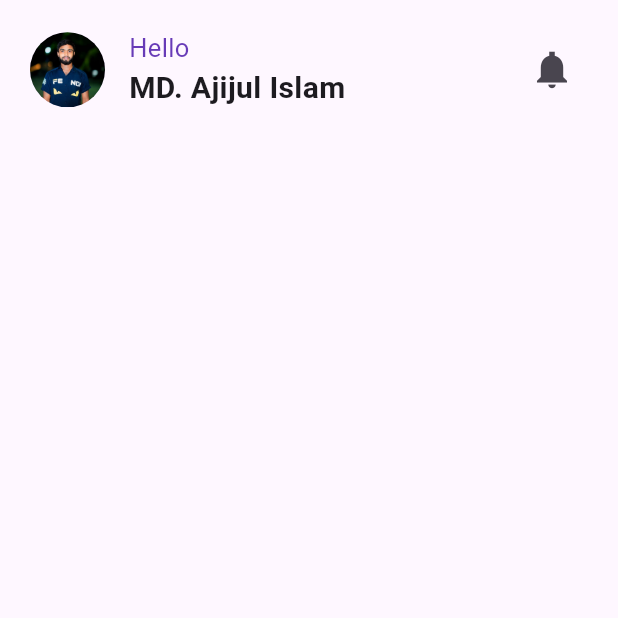
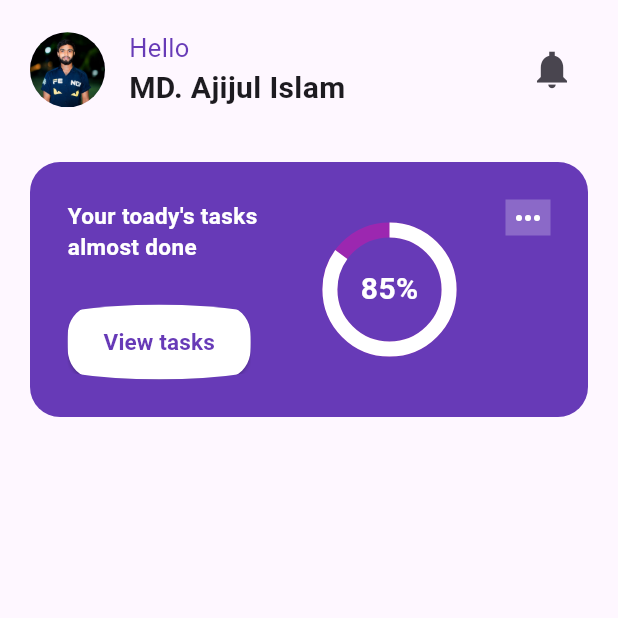
Before and after one commit to dev-ajijul-islam/flutter_todo_app, a Flutter app: the HomeScreen screen opened by its route, on a phone screen of 412 x 824 dp, the top half of it. Run offline on Flutter 3.47's test engine with Material 3 defaults, Android fonts, the phone set to English and light mode, and no system bars; drawn by our look-alikes of dashed_circular_progress_bar.

Commit message:
banner section created

```diff
--- a/lib/screens/home_screen.dart
+++ b/lib/screens/home_screen.dart
@@ -1,4 +1,5 @@
 import 'package:flutter/material.dart';
+import 'package:practice_flutter/widgets/banner.dart';
 import 'package:practice_flutter/widgets/top_bar.dart';
 
 class HomeScreen extends StatelessWidget {
@@ -11,7 +12,9 @@ class HomeScreen extends StatelessWidget {
         child: Padding(
           padding: EdgeInsets.all(20),
           child: Column(children: [
-              TopBar()
+              TopBar(),
+              SizedBox(height: 35,),
+              BannerSection()
           ]),
         ),
       ),
--- /dev/null
+++ b/lib/widgets/banner.dart
@@ -0,0 +1,97 @@
+import 'package:flutter/material.dart';
+import 'package:practice_flutter/custom_shapes/button_clipper.dart';
+import 'package:dashed_circular_progress_bar/dashed_circular_progress_bar.dart';
+
+class BannerSection extends StatelessWidget {
+  BannerSection({super.key});
+
+  final ValueNotifier<double> _valueNotifier = ValueNotifier(0);
+
+  @override
+  Widget build(BuildContext context) {
+    return Container(
+      width: MediaQuery.of(context).size.width,
+      height: 170,
+      padding: EdgeInsets.all(25),
+      decoration: BoxDecoration(
+        color: Theme.of(context).primaryColor,
+        borderRadius: BorderRadius.circular(20),
+      ),
+      child: Row(
+        children: [
+          Expanded(
+            flex: 3,
+            child: Column(
+              crossAxisAlignment: CrossAxisAlignment.start,
+              mainAxisAlignment: MainAxisAlignment.spaceBetween,
+              children: [
+                Text(
+                  "Your toady's tasks almost done",
+                  style: TextStyle(
+                    color: Colors.white,
+                    fontSize: 15,
+                    fontWeight: FontWeight.bold,
+                  ),
+                ),
+                ClipPath(
+                  clipper: ButtonClipper(),
+                  child: ElevatedButton(
+                    style: ElevatedButton.styleFrom(
+                      backgroundColor: Colors.white,
+                      foregroundColor: Theme.of(context).primaryColor,
+                    ),
+                    onPressed: () {},
+                    child: Text(
+                      "View tasks",
+                      style: TextStyle(
+                        fontSize: 15,
+                        fontWeight: FontWeight.bold,
+                      ),
+                    ),
+                  ),
+                ),
+              ],
+            ),
+          ),
+          Expanded(
+            flex: 2,
+            child: DashedCircularProgressBar.aspectRatio(
+              ltr: false,
+              aspectRatio: 1.2, // width ÷ height
+              valueNotifier: _valueNotifier,
+              progress: 85,
+              maxProgress: 100,
+              corners: StrokeCap.butt,
+              foregroundColor: Colors.white,
+              backgroundColor: Colors.purple,
+              foregroundStrokeWidth: 10,
+              backgroundStrokeWidth: 10,
+              animation: true,
+              child: Center(
+                child: ValueListenableBuilder(
+                  valueListenable: _valueNotifier,
+                  builder: (_, double value, __) => Text(
+                    '${value.toInt()}%',
+                    style: const TextStyle(
+                      color: Colors.white,
+                      fontWeight: FontWeight.bold,
+                      fontSize: 20,
+                    ),
+                  ),
+                ),
+              ),
+            ),
+          ),
+          Expanded(child: Align(
+            alignment: Alignment.topRight,
+            child: Container(
+              color: Colors.white24,
+              padding: EdgeInsets.symmetric(horizontal: 3),
+              child: Icon(Icons.more_horiz,color: Colors.white,),
+            ),
+          )),
+        ],
+      ),
+    );
+  }
+}
--- a/pubspec.yaml
+++ b/pubspec.yaml
@@ -34,6 +34,7 @@ dependencies:
   # The following adds the Cupertino Icons font to your application.
   # Use with the CupertinoIcons class for iOS style icons.
   cupertino_icons: ^1.0.8
+  dashed_circular_progress_bar: ^0.0.6
 
 dev_dependencies:
   flutter_test:
```
Also changed, not shown: lib/main.dart (+8 -8 lines), pubspec.lock.
